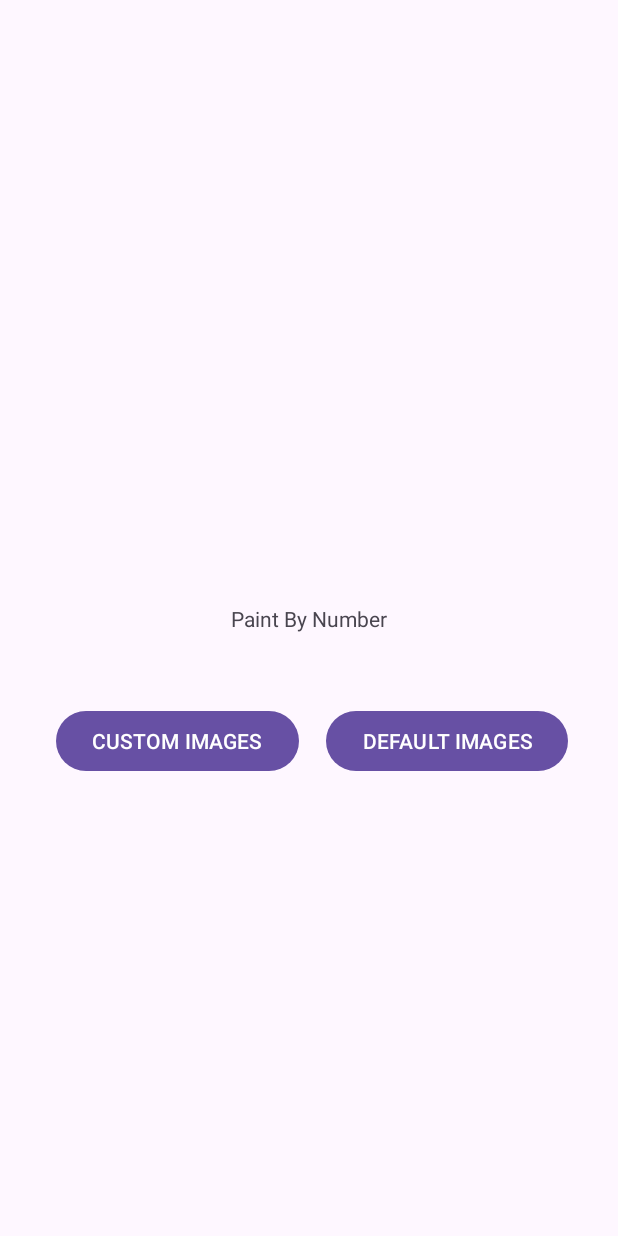
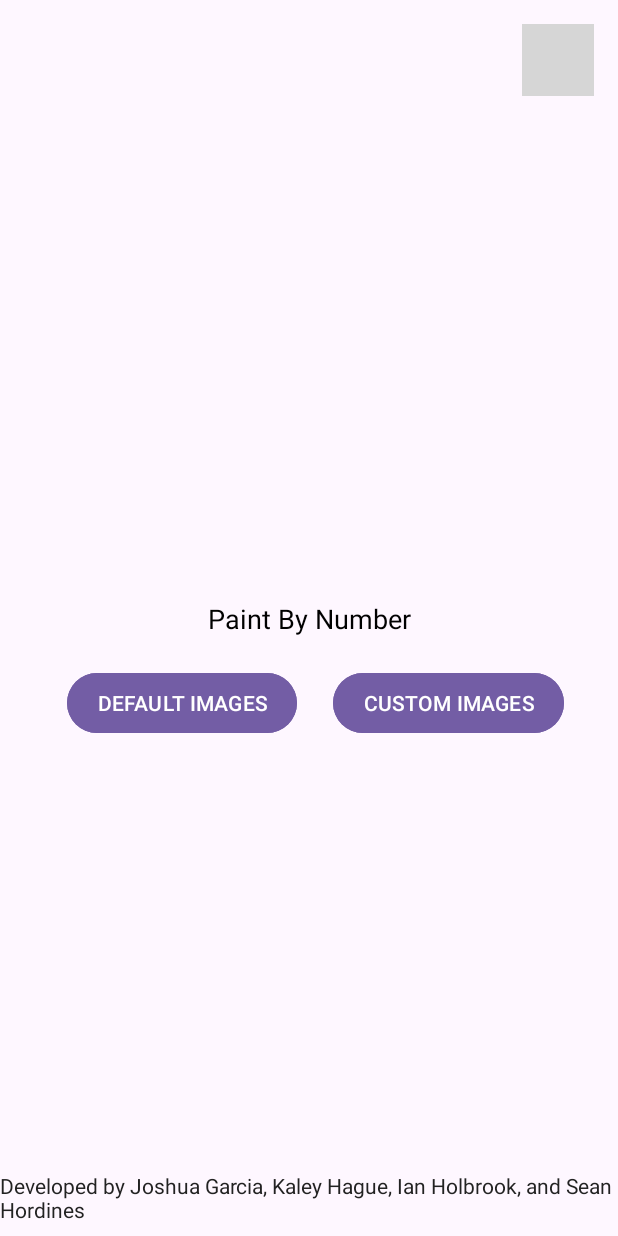
Before and after one commit to SeanHordines/paint_by_number, an Android app: the screen it shows after launch (MainActivity), on a phone screen of 412 x 824 dp. Run offline under Robolectric (Android 15) with nearby library versions, the phone set to English and light mode, and no system bars; grey boxes are pictures that could not be loaded.

Commit message:
Worked on the XML of the main menu

```diff
--- a/app/src/main/res/layout/activity_main.xml
+++ b/app/src/main/res/layout/activity_main.xml
@@ -7,37 +7,85 @@
     android:layout_height="match_parent"
     tools:context=".MainActivity">
 
+    <!--Settings Gear Icon -->
+    <ImageButton
+        android:id="@+id/settings_button"
+        android:layout_width="48dp"
+        android:layout_height="48dp"
+        android:background="?attr/selectableItemBackgroundBorderless"
+        android:padding="8dp"
+        android:contentDescription="@string/settings"
+        android:src="@drawable/setting_gear"
+        app:tint="#735DA5"
+        app:layout_constraintTop_toTopOf="parent"
+        app:layout_constraintEnd_toEndOf="parent"
+        android:layout_margin="16dp" />
+
+    <!-- Centered logo / placeholder text -->
     <TextView
         android:id="@+id/paint_by_numbers"
         android:layout_width="wrap_content"
         android:layout_height="wrap_content"
         android:text="@string/app_name"
+        android:textSize="18sp"
+        android:textColor="#000000"
+        app:layout_constraintTop_toTopOf="parent"
         app:layout_constraintBottom_toBottomOf="parent"
-        app:layout_constraintEnd_toEndOf="parent"
         app:layout_constraintStart_toStartOf="parent"
-        app:layout_constraintTop_toTopOf="parent" />
+        app:layout_constraintEnd_toEndOf="parent" />
 
 
+    <!-- Button layout -->
+    <LinearLayout
+        android:id="@+id/button_container"
+        style="?android:attr/buttonBarStyle"
+        android:layout_width="wrap_content"
+        android:layout_height="wrap_content"
+        android:orientation="horizontal"
+        android:gravity="center"
+        android:layout_marginTop="20dp"
+        app:layout_constraintTop_toBottomOf="@id/paint_by_numbers"
+        app:layout_constraintStart_toStartOf="parent"
+        app:layout_constraintEnd_toEndOf="parent">
+
+        <!-- Default Images Button -->
         <Button
             android:id="@+id/default_images_button"
+            style="?android:attr/buttonBarButtonStyle"
             android:layout_width="wrap_content"
             android:layout_height="wrap_content"
-        android:layout_marginTop="48dp"
             android:text="@string/default_images"
-        app:layout_constraintHorizontal_bias="0.868"
-        app:layout_constraintLeft_toLeftOf="parent"
-        app:layout_constraintRight_toRightOf="parent"
-        app:layout_constraintTop_toBottomOf="@id/paint_by_numbers" />
+            android:backgroundTint="#735DA5"
+            android:textColor="#FFFFFF"
+            android:layout_marginEnd="16dp"
+            android:paddingHorizontal="20dp"
+            android:paddingVertical="8dp"
+            android:radius="20dp" />
 
+        <!-- Custom Images Button -->
         <Button
             android:id="@+id/custom_images_button"
+            style="?android:attr/buttonBarButtonStyle"
             android:layout_width="wrap_content"
             android:layout_height="wrap_content"
-        android:layout_marginTop="48dp"
             android:text="@string/custom_images"
-        app:layout_constraintHorizontal_bias="0.148"
-        app:layout_constraintLeft_toLeftOf="parent"
-        app:layout_constraintRight_toRightOf="parent"
-        app:layout_constraintTop_toBottomOf="@id/paint_by_numbers" />
+            android:backgroundTint="#735DA5"
+            android:textColor="#FFFFFF"
+            android:paddingHorizontal="20dp"
+            android:paddingVertical="8dp"
+            android:radius="20dp" />
+    </LinearLayout>
+
+    <TextView
+        android:id="@+id/group_names"
+        android:layout_width="wrap_content"
+        android:layout_height="wrap_content"
+        android:text="@string/credits"
+        android:textSize="14sp"
+        android:textColor="#222222"
+        android:layout_marginBottom="8dp"
+        app:layout_constraintBottom_toBottomOf="parent"
+        app:layout_constraintStart_toStartOf="parent"
+        app:layout_constraintEnd_toEndOf="parent" />
 
 </androidx.constraintlayout.widget.ConstraintLayout>
--- a/app/src/main/res/values/strings.xml
+++ b/app/src/main/res/values/strings.xml
@@ -2,4 +2,6 @@
     <string name="app_name">Paint By Number</string>
     <string name="default_images">DEFAULT IMAGES</string>
     <string name="custom_images">CUSTOM IMAGES</string>
+    <string name="settings">Settings</string>
+    <string name="credits">Developed by Joshua Garcia, Kaley Hague, Ian Holbrook, and Sean Hordines</string>
 </resources>
```
Lines whose indentation alone changed are shown as unchanged.
